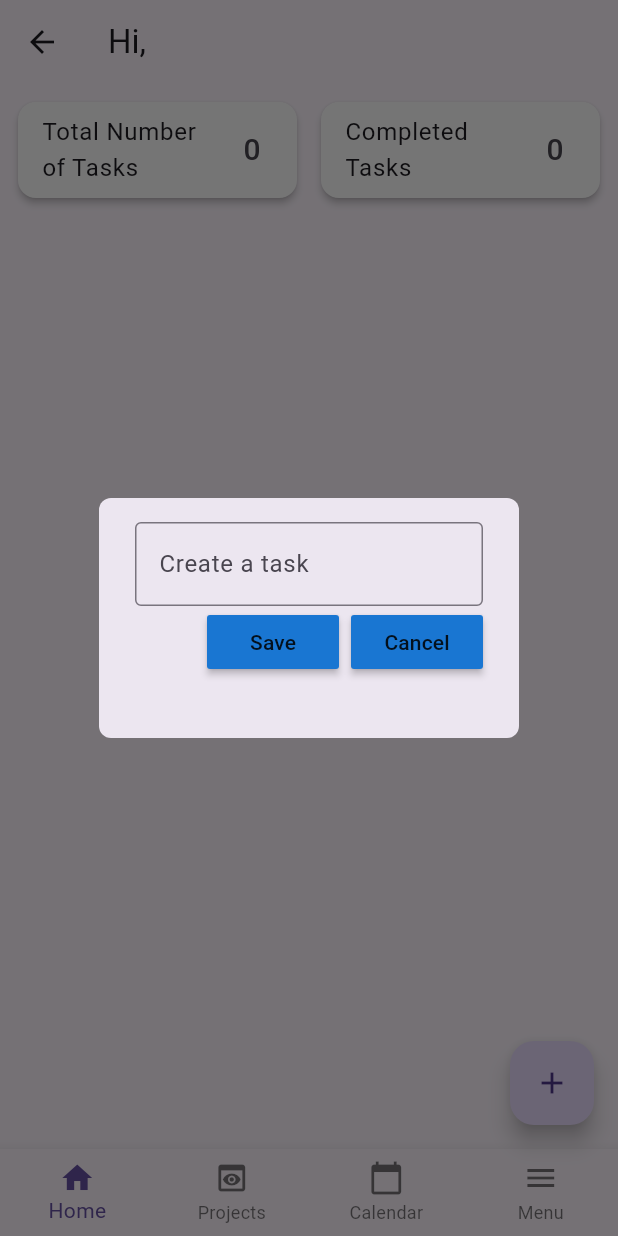
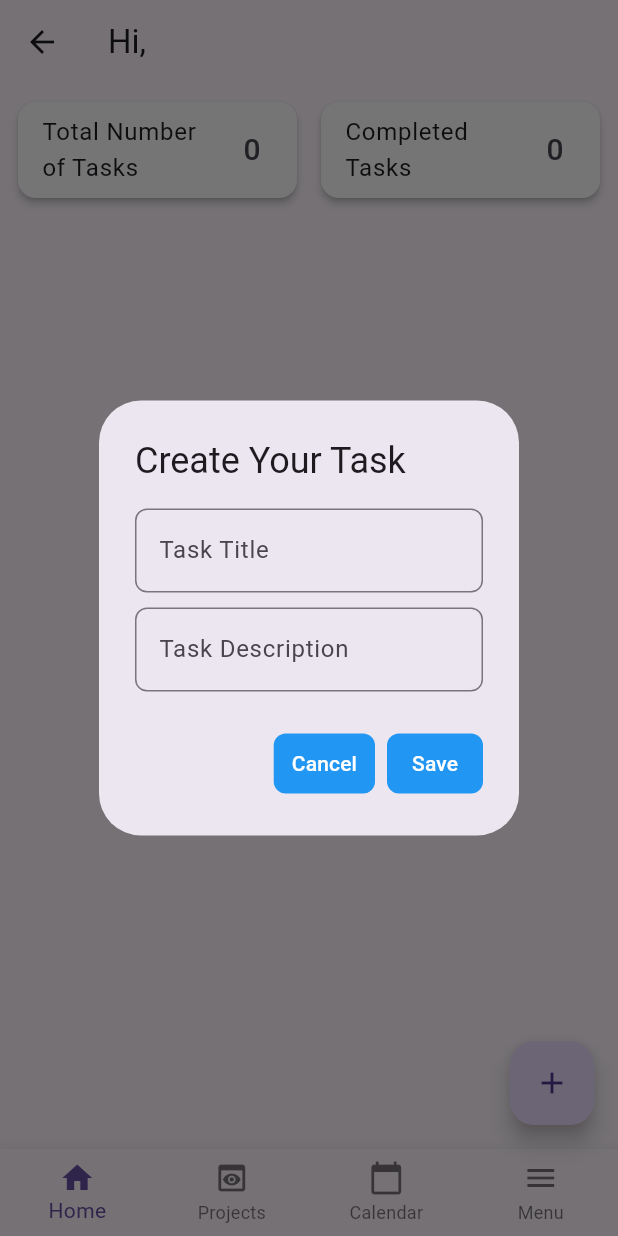
Before and after one commit to danielcyudoncy/KodaCamp_ToDo_App, a Flutter app: the TodoHome screen opened directly with empty values, after a tap on the "add" icon, on a phone screen of 412 x 824 dp. Run offline on Flutter 3.47's test engine with Material 3 defaults, Android fonts, the phone set to English and light mode, and no system bars; our stand-ins replace flutter_slidable, flutter_svg, gap, get, get_storage; accounts and stored records are empty; project files that could hold a hidden picture were left out.

Commit message:
correcting the edit  input field

```diff
--- a/lib/task_app/todo_home.dart
+++ b/lib/task_app/todo_home.dart
@@ -1,10 +1,10 @@
 import 'package:first_demo/controller/task_controller.dart';
 import 'package:first_demo/screens/task_detail_screen.dart';
 import 'package:first_demo/task_model/task_model.dart';
+import 'package:first_demo/util/dialog_widget.dart';
+import 'package:first_demo/util/task_widget.dart';
 import 'package:flutter/material.dart';
 import 'package:get/get.dart';
-import '../util/dialog_widget.dart';
-import '../util/task_widget.dart';
 
 class TodoHome extends StatefulWidget {
   final String name;
@@ -12,38 +12,45 @@ class TodoHome extends StatefulWidget {
   const TodoHome({super.key, required this.name});
 
   @override
-
   _TodoHomeState createState() => _TodoHomeState();
 }
 
 class _TodoHomeState extends State<TodoHome> {
   final TaskController taskController = Get.put(TaskController());
-  final TextEditingController titleController = TextEditingController();
-  final TextEditingController descriptionController = TextEditingController();
+  late TextEditingController taskNameController;
+  late TextEditingController taskDescriptionController;
   int _selectedIndex = 0;
+
+  @override
+  void initState() {
+    super.initState();
+    taskNameController = TextEditingController();
+    taskDescriptionController = TextEditingController();
+  }
 
   void createNewTask(BuildContext context) {
     showDialog(
       context: context,
       builder: (context) {
         return DialogWidget(
-          controller: titleController,
           onSave: () {
             final newTask = Task(
-              title: titleController.text,
-              description: descriptionController.text,
+              title: taskNameController.text,
+              description: taskDescriptionController.text,
               dateCreated: DateTime.now(),
             );
             taskController.addTask(newTask);
-            titleController.clear();
-            descriptionController.clear();
+            taskNameController.clear();
+            taskDescriptionController.clear();
             Navigator.pop(context);
           },
           onCancel: () {
-            titleController.clear();
-            descriptionController.clear();
+            taskNameController.clear();
+            taskDescriptionController.clear();
             Navigator.pop(context);
           },
+          taskNameController: taskNameController,
+          taskDescriptionController: taskDescriptionController,
         );
       },
     );
@@ -53,7 +60,6 @@ class _TodoHomeState extends State<TodoHome> {
     setState(() {
       _selectedIndex = index;
     });
-
   }
 
   @override
@@ -134,8 +140,8 @@ class _TodoHomeState extends State<TodoHome> {
                     },
                     onDelete: (context) => taskController.deleteTask(index),
                     onEdit: (context) {
-                      titleController.text = task.title;
-                      descriptionController.text = task.description;
+                      taskNameController.text = task.title;
+                      taskDescriptionController.text = task.description;
                       showDialog(
                         context: context,
                         builder: (context) {
@@ -145,30 +151,46 @@ class _TodoHomeState extends State<TodoHome> {
                               mainAxisSize: MainAxisSize.min,
                               children: [
                                 TextField(
-                                  controller: titleController,
-                                  decoration: const InputDecoration(labelText: 'Task Title'),
+                                  controller: taskNameController,
+                                  decoration: InputDecoration(labelText: 'Task Title',
+                                  border: OutlineInputBorder(borderRadius: BorderRadius.circular(8.0))),
+                                  onChanged: (text) {
+                                    taskNameController.text = text;
+                                  },
                                 ),
+                                const SizedBox(height: 12,),
                                 TextField(
-                                  controller: descriptionController,
-                                  decoration: const InputDecoration(labelText: 'Task Description'),
+                                  controller: taskDescriptionController,
+                                  decoration: InputDecoration(labelText: 'Task Description',
+                                  border: OutlineInputBorder(borderRadius: BorderRadius.circular(8.0))),
+                                  onChanged: (text) {
+                                    taskDescriptionController.text = text;
+                                  },
                                 ),
                               ],
                             ),
                             actions: [
-                              TextButton(
+                              TextButton(style: TextButton.styleFrom(foregroundColor: Colors.white, backgroundColor: Colors.blue,
+            shape: RoundedRectangleBorder(
+              borderRadius: BorderRadius.circular(8.0),
+            ),),
                                 onPressed: () {
                                   final editedTask = Task(
-                                    title: titleController.text,
-                                    description: descriptionController.text,
+                                    title: taskNameController.text,
+                                    description: taskDescriptionController.text,
                                     dateCreated: task.dateCreated,
                                     isCompleted: task.isCompleted,
                                   );
                                   taskController.updateTask(index, editedTask);
                                   Navigator.of(context).pop();
                                 },
-                                child: const Text('Save'),
+                                child: const Text('Save',),
                               ),
                               TextButton(
+                                style: TextButton.styleFrom(foregroundColor: Colors.white, backgroundColor: Colors.blue,
+            shape: RoundedRectangleBorder(
+              borderRadius: BorderRadius.circular(8.0),
+            ),),
                                 onPressed: () {
                                   Navigator.of(context).pop();
                                 },
--- a/lib/util/dialog_widget.dart
+++ b/lib/util/dialog_widget.dart
@@ -1,47 +1,69 @@
-import 'package:first_demo/util/dialog_button.dart';
 import 'package:flutter/material.dart';
 
 class DialogWidget extends StatelessWidget {
-  const DialogWidget(
-      {super.key,
+  final VoidCallback onSave;
+  final VoidCallback onCancel;
+  final TextEditingController taskNameController;
+  final TextEditingController taskDescriptionController;
+
+  const DialogWidget({
+    super.key,
     required this.onSave,
     required this.onCancel,
-      required this.controller});
-
-  final VoidCallback onSave;
-  final VoidCallback onCancel;
-  final TextEditingController controller;
+    required this.taskNameController,
+    required this.taskDescriptionController,
+  });
 
   @override
   Widget build(BuildContext context) {
     return AlertDialog(
-      shape: RoundedRectangleBorder(borderRadius: BorderRadius.circular(8)),
-      content: SizedBox(
-        height: 120,
-        child: Column(
+      title: const Text('Create Your Task'),
+      content: Column(
+        mainAxisSize: MainAxisSize.min,
         children: [
           TextField(
-              controller: controller,
-              decoration: const InputDecoration(
-                  border: OutlineInputBorder(), hintText: 'Create a task'),
+            controller: taskNameController,
+            decoration: InputDecoration(
+              labelText: 'Task Title',
+              border: OutlineInputBorder(
+                borderRadius: BorderRadius.circular(8.0),
               ),
-            Row(
-              mainAxisAlignment: MainAxisAlignment.end,
-              children: [
-                DialogBotton(
-                  text: 'Save',
-                  onPressed: onSave,
             ),
-                const SizedBox(width: 8.0),
-                DialogBotton(
-                  text: 'Cancel',
-                  onPressed: onCancel,
+          ),
+          const SizedBox(height: 10),
+          TextField(
+            controller: taskDescriptionController,
+            decoration: InputDecoration(
+              labelText: 'Task Description',
+              border: OutlineInputBorder(
+                borderRadius: BorderRadius.circular(8.0),
+              ),
+            ),
           ),
         ],
-            )
-          ],
+      ),
+      actions: [
+        TextButton(
+          onPressed: onCancel,
+          style: TextButton.styleFrom(
+            foregroundColor: Colors.white, backgroundColor: Colors.blue,
+            shape: RoundedRectangleBorder(
+              borderRadius: BorderRadius.circular(8.0),
             ),
           ),
+          child: const Text('Cancel'),
+        ),
+        TextButton(
+          onPressed: onSave,
+          style: TextButton.styleFrom(
+            foregroundColor: Colors.white, backgroundColor: Colors.blue,
+            shape: RoundedRectangleBorder(
+              borderRadius: BorderRadius.circular(8.0),
+            ),
+          ),
+          child: const Text('Save'),
+        ),
+      ],
     );
   }
 }
```
Also changed, not shown: lib/util/task_widget.dart (+8 -0 lines), lib/task_model/task_model.dart (line endings or trailing spaces), 1 other file. Lines whose indentation alone changed are shown as unchanged.
